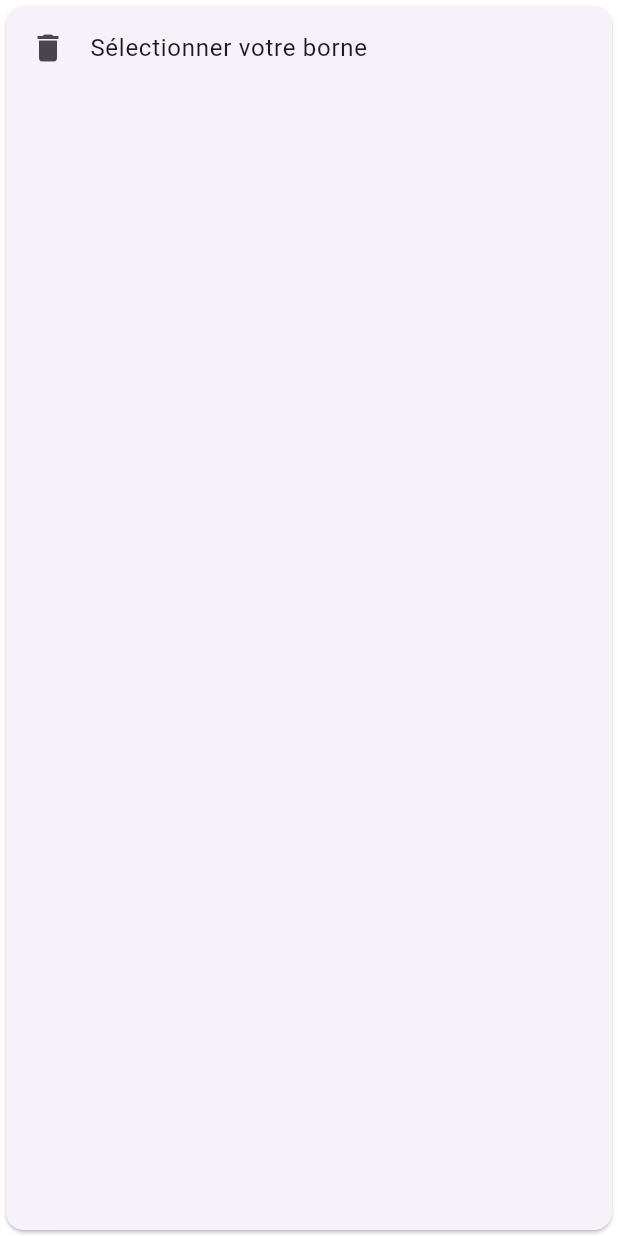
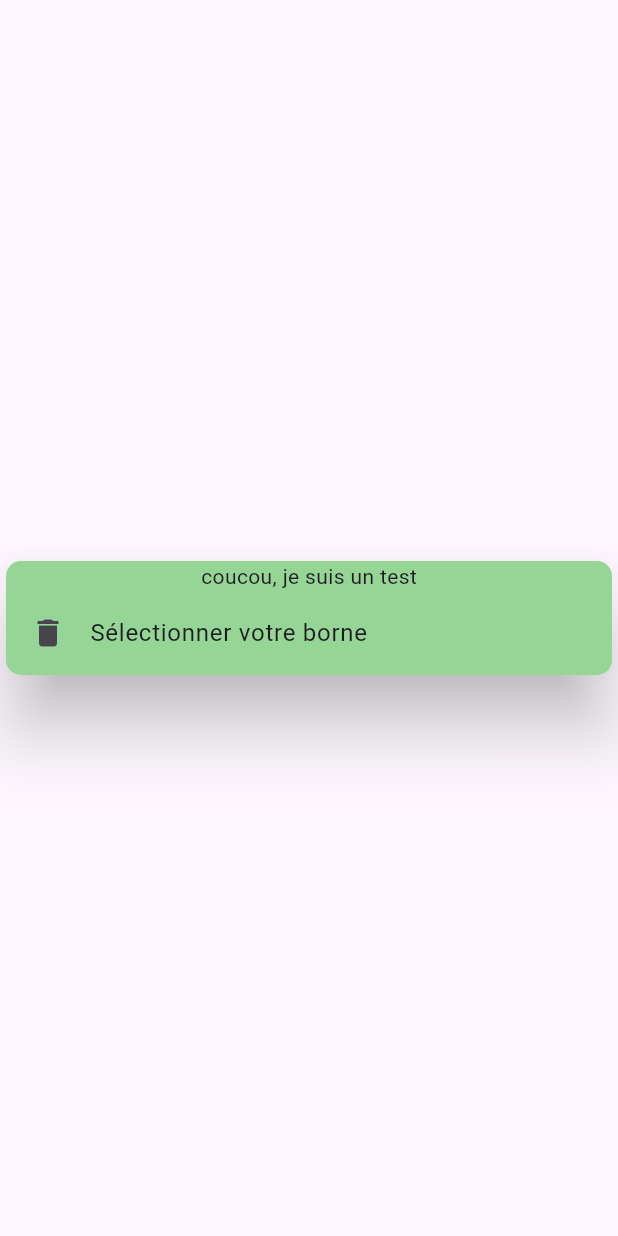
Before and after one commit to lylykin/TRISTAN, a Flutter app: the screen it shows after launch, on a phone screen of 412 x 824 dp. Run offline on Flutter 3.47's test engine with Material 3 defaults, Android fonts, the light colour scheme and no system bars.

Commit message:
feat : worked on the main page

```diff
--- a/tristapp/lib/main.dart
+++ b/tristapp/lib/main.dart
@@ -18,22 +18,45 @@ class MainApp extends StatelessWidget {
 
 class HomePage extends StatelessWidget{
 
+  const HomePage({super.key});
 
-  const HomePage({super.key});
+  @override
+  Widget build (BuildContext context) {
+
+    return Scaffold(
+      body : BinCard()
+    );
+  }
+}
+
+class BinCard extends StatelessWidget{
+//issue : I need to resize the card, and to make the icon bigger, or to insert a self-made image for the design.
+
+  const BinCard({super.key});
 
   @override
   Widget build(BuildContext context) {
     return Center (
         child: Card(
+
+          elevation: 20,  //puts shadowing under the card
+          color: Color.fromARGB(255, 149, 214, 151),
+          shape: RoundedRectangleBorder(
+            borderRadius: BorderRadius.circular(10.0),
+          ),
+
           child: Column(
+            mainAxisSize: MainAxisSize.min,
             children: [
+
+              Text("coucou, je suis un test"),
               ListTile(
                 leading: Icon(Icons.delete),
                 title: Text("Sélectionner votre borne"),
                 )
             ],
           ),
-      )
+        ),
     );
   }
 }
```
Lines whose indentation alone changed are shown as unchanged.
